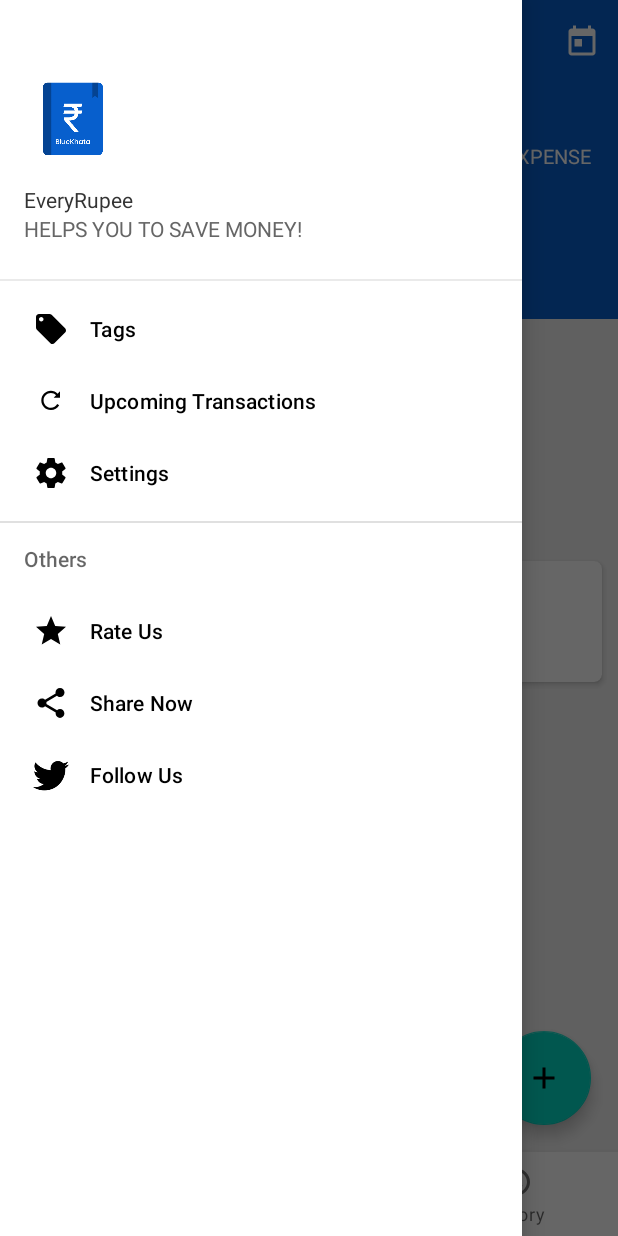
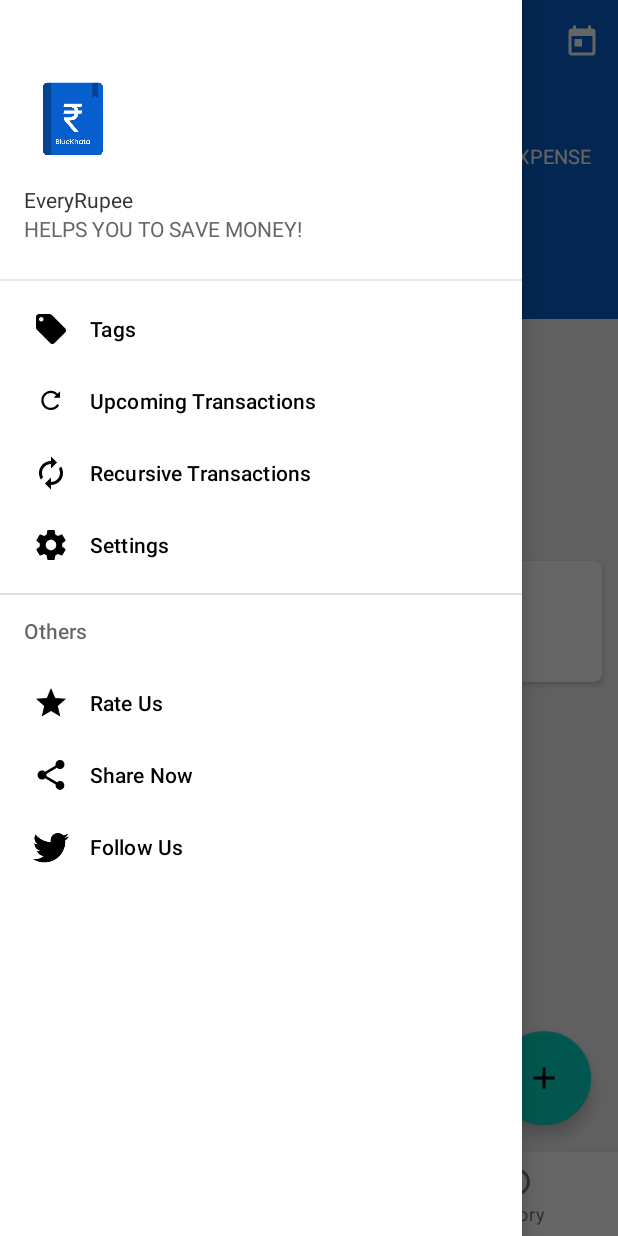
Before and after one commit to anand12cs07/BlueKhata, an Android app: the screen it shows after launch (DashBoardActivity), with the side drawer open, on a phone screen of 412 x 824 dp. Run offline under Robolectric (Android 15) with nearby library versions, the phone set to English and light mode, and no system bars; our stand-ins replace Dagger/Hilt's generated code, Firebase (no records; nobody signed in at launch, a user with empty details on screens opened directly), Room's generated code, RxJava, data binding and 1 more; libraries missing offline, so code that uses them is left out: com.crashlytics.android, com.mikhaellopez.circularprogressbar, com.multicalenderview, io.fabric.sdk; plain views replace CircularProgressBar, MultiCalendarView; 7 statements that could not run were skipped.

Commit message:
enable recursive transaction module

```diff
--- a/app/src/main/res/layout/dialog_date_option.xml
+++ b/app/src/main/res/layout/dialog_date_option.xml
@@ -51,14 +51,12 @@
         <View
             android:layout_width="match_parent"
             android:layout_height="@dimen/_1sdp"
-            android:visibility="gone"
             android:background="@color/colorLightGrey" />
 
         <LinearLayout
             android:layout_width="match_parent"
             android:layout_height="wrap_content"
             android:layout_marginTop="@dimen/_8sdp"
-            android:visibility="gone"
             android:orientation="horizontal">
 
             <LinearLayout
--- a/app/src/main/res/menu/activity_dash_board_drawer.xml
+++ b/app/src/main/res/menu/activity_dash_board_drawer.xml
@@ -17,11 +17,11 @@
         android:title="Upcoming Transactions"
         app:showAsAction="always" />
 
-    <!--<item-->
-        <!--android:id="@+id/nav_recursive"-->
-        <!--android:icon="@drawable/ic_recursive"-->
-        <!--android:title="Recursive Transactions"-->
-        <!--app:showAsAction="always" />-->
+    <item
+        android:id="@+id/nav_recursive"
+        android:icon="@drawable/ic_recursive"
+        android:title="Recursive Transactions"
+        app:showAsAction="always" />
 
     <item
         android:id="@+id/nav_setting"
```
Also changed, not shown: app/src/main/java/com/bluekhata/ui/dashboard/DashBoardActivity.java (+5 -3 lines).
